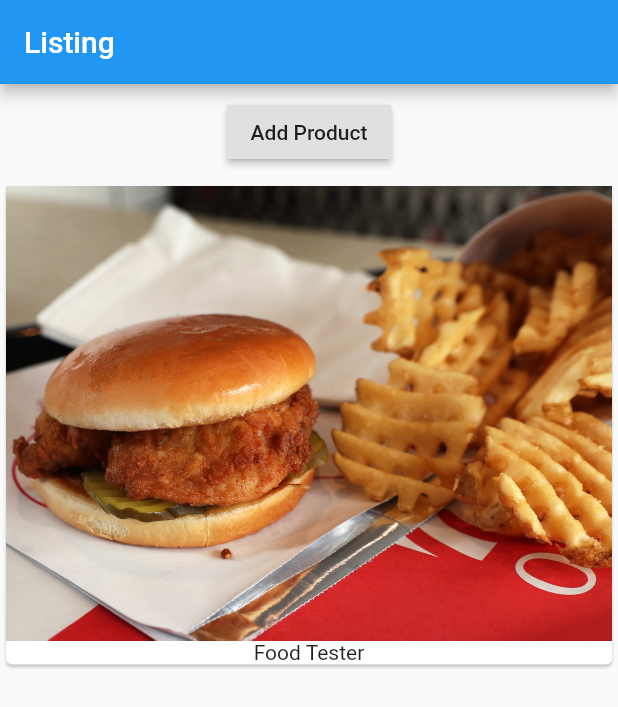
After one commit to TavinHlungwani/flutter-easy-list, a Flutter app: the screen it shows after launch, on a phone screen of 412 x 824 dp. The commit adds this screen. Shown: the top 707 px of the screen. Run offline on Flutter 3.47's test engine with Material 2 defaults, Android fonts, the phone set to English and light mode, and no system bars.

Commit message:
new widget to manage products widget

```diff
--- a/lib/main.dart
+++ b/lib/main.dart
@@ -1,21 +1,11 @@
 import 'package:flutter/material.dart';
-import 'package:ebay_copy/products.dart';
+import 'package:ebay_copy/products_manager.dart';
 
 void main() {
   runApp(MyApp());
 }
 
-class MyApp extends StatefulWidget {
-  @override
-    State<StatefulWidget> createState() {
-      return _MyAppState();
-    }
-}
-
-class _MyAppState extends State<MyApp> {
-  List<String> _products = ["Food Tester"];
-
-
+class MyApp extends StatelessWidget {
   @override
   Widget build(BuildContext context) {
     return MaterialApp(
@@ -26,22 +16,7 @@ class _MyAppState extends State<MyApp> {
           title: Text('Listing'),
 
         ),
-        body: Column(
-          children: <Widget>[
-            Container(
-              margin: EdgeInsets.all(8.0),
-              child: RaisedButton(
-                onPressed: () {
-                  setState(() {
-                    _products.add('Advanced Food Tester');
-                  });
-                },
-                child: Text('Add Product'),
-              ),
-            ),
-            Products(_products)
-          ]
-        )
+        body: ProductsManager()
       )
     );
   }
--- a/lib/products.dart
+++ b/lib/products.dart
@@ -1,13 +1,13 @@
 import 'package:flutter/material.dart';
 
 class Products extends StatelessWidget {
-  final List<String> _products;
+  final List<String> products;
 
-  Products(this._products);
+  Products(this.products);
 
   Widget build(BuildContext context) {
     return Column(
-      children: _products.map((product) =>
+      children: products.map((product) =>
         Card(
           child: Column(
             children: <Widget>[
--- /dev/null
+++ b/lib/products_manager.dart
@@ -0,0 +1,34 @@
+import 'package:flutter/material.dart';
+
+import 'package:ebay_copy/products.dart';
+
+class ProductsManager extends StatefulWidget {
+  @override
+  State<StatefulWidget> createState() {
+      return _ProductsManagerState();
+    }
+}
+
+class _ProductsManagerState extends State<ProductsManager> {
+  List<String> _products = ["Food Tester"];
+
+  @override
+  Widget build(BuildContext context) {
+    return Column(
+      children: <Widget>[
+        Container(
+          margin: EdgeInsets.all(8.0),
+          child: RaisedButton(
+            onPressed: () {
+              setState(() {
+                _products.add('Advanced Food Tester');
+              });
+            },
+            child: Text('Add Product'),
+          ),
+        ),
+        Products(_products)
+      ],
+    );
+  }
+}
```
